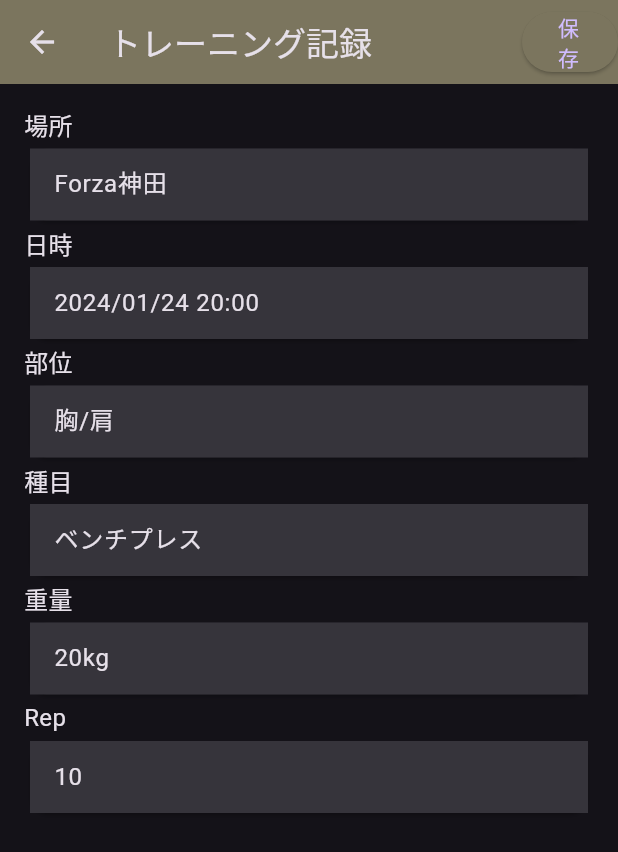
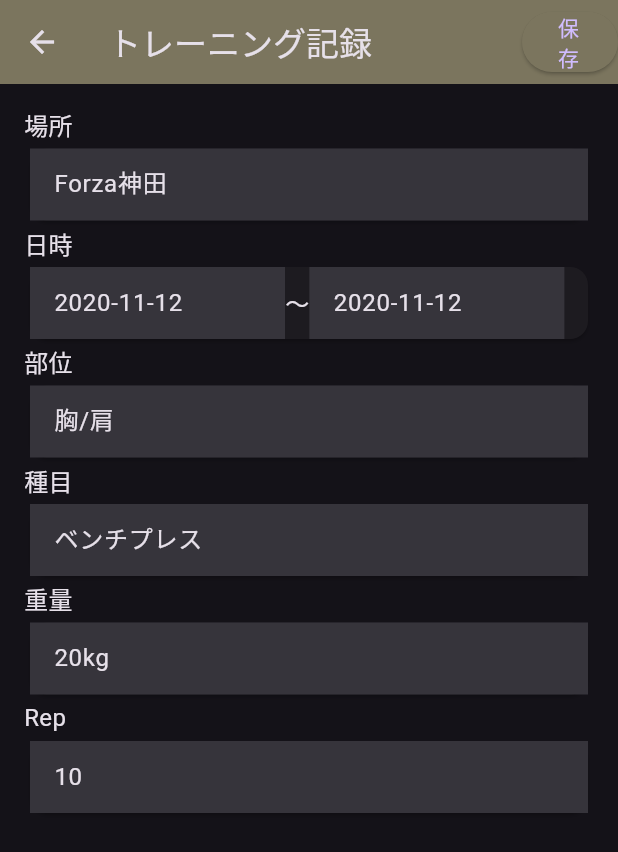
Before and after one commit to kana0830/gym_freak, a Flutter app: the EditTrainingMemo screen opened directly, on a phone screen of 412 x 824 dp. Shown: the top 852 px of the screen. Run offline on Flutter 3.47's test engine with Material 3 defaults, Android fonts, the phone set to English and light mode, and no system bars; our stand-ins replace cloud_firestore, firebase_core, flutter_datetime_picker_plus, flutter_riverpod, go_router, riverpod_annotation and 1 more; missing offline and left inert: age_calculator, firebase_ui_auth; accounts and stored records are empty; generated files the repository leaves out were written again.

Commit message:
トレーニング記録登録画面の作成

```diff
--- a/lib/views/screens/pages/edit_training_memo.dart
+++ b/lib/views/screens/pages/edit_training_memo.dart
@@ -1,8 +1,10 @@
 import 'package:flutter/material.dart';
+import 'package:flutter_datetime_picker_plus/flutter_datetime_picker_plus.dart';
 import 'package:flutter_riverpod/flutter_riverpod.dart';
-import 'package:gym_freak/views/components/list_content.dart';
+import 'package:intl/intl.dart';
 
 import '../../../common/common_data_util.dart';
+import 'edit_profile.dart';
 
 // トレーニング編集画面
 class EditTrainingMemo extends ConsumerWidget {
@@ -73,7 +75,7 @@ class EditTrainingMemo extends ConsumerWidget {
                 const Text('場所'),
                 _textField(1, 'Forza神田'),
                 const Text('日時'),
-                _textField(1, '2024/01/24 20:00'),
+                _dateAndTime(context, '2020-11-12', ref),
                 const Text('部位'),
                 _textField(1, '胸/肩'),
                 const Text('種目'),
@@ -106,4 +108,51 @@ class EditTrainingMemo extends ConsumerWidget {
       ),
     );
   }
+
+  // 日時フォーム
+  Widget _dateAndTime(context, data, ref) {
+    // var bdData = data['birthday'].toDate();
+    // var initBD = DateFormat('yyyy/MM/dd')
+    //     .format(bdData)
+    //     .toString();
+    return Card(
+      child: Row(
+        children: [
+          _dateAndTimeField(context, data, ref),
+          const Text('〜'),
+          _dateAndTimeField(context, data, ref),
+        ],
+      ),
+    );
+  }
+
+  // 日時入力
+  Widget _dateAndTimeField(context, data, ref) {
+    return SizedBox(
+      width: 170.0,
+      child: TextFormField(
+        controller: TextEditingController(text: data),
+        focusNode: AlwaysDisabledFocusNode(),
+        decoration: const InputDecoration(
+          floatingLabelStyle: TextStyle(color: Colors.white),
+          filled: true,
+          border: InputBorder.none,
+        ),
+        onTap: () {
+          DatePicker.showDateTimePicker(context,
+              showTitleActions: true,
+              onConfirm: (date) {
+                // userData?['birthday'] = date.toString();
+                // initBD = userData?['birthday'];
+                // final notifier = ref.read(userNotifierProvider.notifier);
+                // notifier.rewriting();
+              },
+              minTime: DateTime(1960, 1, 1),
+              maxTime: DateTime(2025, 12, 31),
+              // currentTime: DateTime(bdData.year, bdData.month, bdData.day),
+              locale: LocaleType.jp);
+        },
+      ),
+    );
+  }
 }
```
